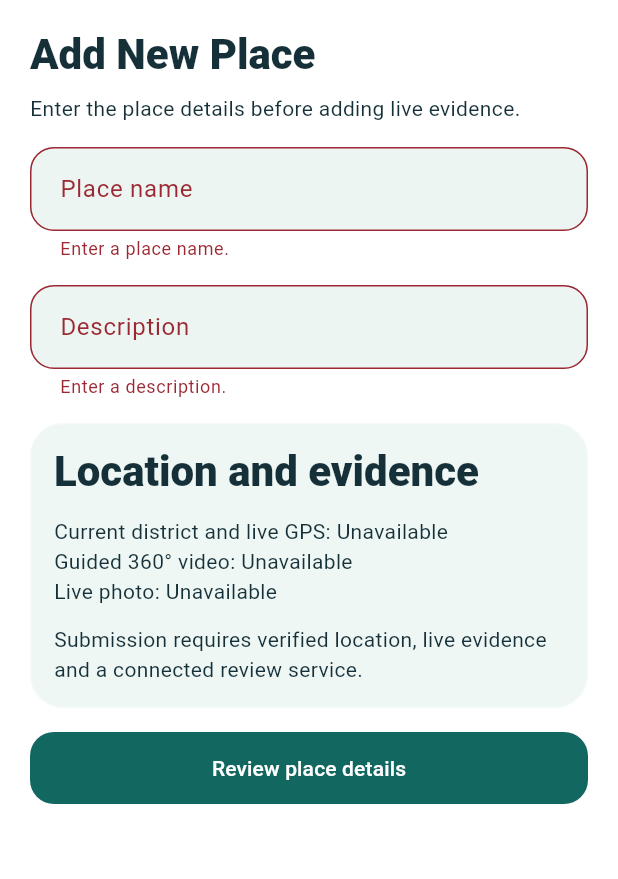
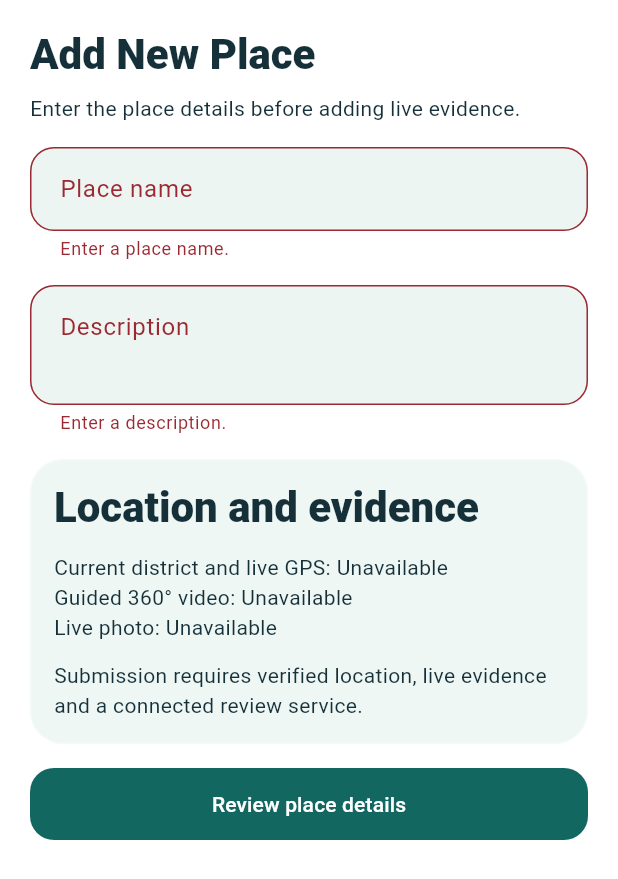
Before and after one commit to naanga7peru/Wayhunter_mobile_application_frontend_flutter, a Flutter app: the AddNewPlaceScreen screen opened directly, after a tap on "Review place details", on a phone screen of 412 x 824 dp. Shown: the top 879 px of the screen. Run offline on Flutter 3.47's test engine with Material 3 defaults, Android fonts, the phone set to English and light mode, and no system bars; our stand-ins replace flutter_secure_storage; accounts and stored records are empty.

Commit message:
style(person2): polish mobile layouts and accessibility

```diff
--- a/lib/features/games/presentation/my_games.dart
+++ b/lib/features/games/presentation/my_games.dart
@@ -60,11 +60,11 @@ class _MyGamesScreenState extends State<MyGamesScreen> {
           label: 'Development demo data',
           tone: WayhunterStatusTone.info,
         ),
-        for (final game in _examples) _GameHistoryCard(game: game, demo: true),
         WayhunterButton.secondary(
           label: 'Return to My Games',
           onPressed: () => setState(() => _showDemo = false),
         ),
+        for (final game in _examples) _GameHistoryCard(game: game, demo: true),
       ] else if (widget.loadHistory case final load?)
         FutureBuilder<List<CreatedGameSummary>>(
           future: _history ??= Future.sync(load),
--- a/lib/features/hunter/presentation/hunter_screens.dart
+++ b/lib/features/hunter/presentation/hunter_screens.dart
@@ -7,6 +7,7 @@ import 'package:wayhunter_mobile/core/widgets/wayhunter_states.dart';
 import 'package:wayhunter_mobile/core/widgets/wayhunter_surface.dart';
 import 'package:wayhunter_mobile/features/hunter/domain/hunter_history.dart';
 import 'package:wayhunter_mobile/shared/domain/models/navigation_refs.dart';
+import 'package:wayhunter_mobile/shared/presentation/person2_content.dart';
 
 const hunterAddNewPlaceRoute = 'hunter.addNewPlace';
 
@@ -14,28 +15,32 @@ class HunterHomeScreen extends StatelessWidget {
   const HunterHomeScreen({super.key});
 
   @override
-  Widget build(BuildContext context) => _HunterContent(
+  Widget build(BuildContext context) => Person2Content(
     children: [
       WayhunterSurfaceCard(
         child: Column(
-          crossAxisAlignment: CrossAxisAlignment.start,
+          crossAxisAlignment: CrossAxisAlignment.stretch,
+          spacing: WayhunterLayout.medium,
           children: [
-            Icon(
-              Icons.explore_outlined,
-              color: WayhunterColors.moduleInk(ModuleId.hunter),
-              size: 36,
+            Align(
+              alignment: AlignmentDirectional.centerStart,
+              child: Icon(
+                Icons.explore_outlined,
+                color: WayhunterColors.moduleInk(ModuleId.hunter),
+                size: 36,
+              ),
             ),
-            const SizedBox(height: WayhunterLayout.medium),
             const WayhunterHeader(
               title: 'Location Hunter',
               subtitle:
                   'Suggest a place and follow its verification in My Hunts.',
             ),
-            const SizedBox(height: WayhunterLayout.large),
-            const WayhunterStatusIndicator(
-              label: 'Current district unavailable',
+            const Align(
+              alignment: AlignmentDirectional.centerStart,
+              child: WayhunterStatusIndicator(
+                label: 'Current district unavailable',
+              ),
             ),
-            const SizedBox(height: WayhunterLayout.medium),
             WayhunterButton.primary(
               label: 'Add New Place',
               onPressed: () =>
@@ -78,13 +83,13 @@ class _AddNewPlaceScreenState extends State<AddNewPlaceScreen> {
   }
 
   void _review() {
-    if (!_form.currentState!.validate()) return;
+    if (!validatePerson2Draft(_form.currentState!)) return;
     FocusScope.of(context).unfocus();
     Navigator.of(context).push<void>(
       MaterialPageRoute<void>(
         builder: (_) => WayhunterPageScaffold(
           appBar: AppBar(),
-          body: _HunterContent(
+          body: Person2Content(
             children: [
               const WayhunterHeader(
                 title: 'Review place details',
@@ -118,20 +123,24 @@ class _AddNewPlaceScreenState extends State<AddNewPlaceScreen> {
   @override
   Widget build(BuildContext context) => Form(
     key: _form,
-    child: _HunterContent(
+    child: Person2Content(
       children: [
         const WayhunterHeader(
           title: 'Add New Place',
           subtitle: 'Enter the place details before adding live evidence.',
         ),
-        WayhunterTextField(
+        Person2DraftField(
           label: 'Place name',
+          hint: 'Enter the name visitors would look for',
           controller: _name,
           validator: (value) =>
               (value ?? '').trim().isEmpty ? 'Enter a place name.' : null,
         ),
-        WayhunterTextField(
+        Person2DraftField(
           label: 'Description',
+          hint: 'Describe what visitors will find there',
+          maxLines: 5,
+          textInputAction: TextInputAction.newline,
           controller: _description,
           keyboardType: TextInputType.multiline,
           validator: (value) =>
@@ -186,7 +195,12 @@ class _MyHuntsScreenState extends State<MyHuntsScreen> {
   @override
   void didUpdateWidget(MyHuntsScreen oldWidget) {
     super.didUpdateWidget(oldWidget);
-    if (!_demo && oldWidget.history != widget.history) {
+    if (_demo && widget.demoHistory == null) {
+      _demo = false;
+      _hunts = null;
+    } else if (_demo
+        ? oldWidget.demoHistory != widget.demoHistory
+        : oldWidget.history != widget.history) {
       _hunts = null;
     }
   }
@@ -197,7 +211,7 @@ class _MyHuntsScreenState extends State<MyHuntsScreen> {
   });
 
   @override
-  Widget build(BuildContext context) => _HunterContent(
+  Widget build(BuildContext context) => Person2Content(
     children: [
       const WayhunterHeader(
         title: 'My Hunts',
@@ -218,7 +232,9 @@ class _MyHuntsScreenState extends State<MyHuntsScreen> {
             .load(),
         builder: (context, snapshot) {
           if (snapshot.connectionState != ConnectionState.done) {
-            return const WayhunterLoadingView(label: 'Loading hunts');
+            return WayhunterLoadingView(
+              label: _demo ? 'Loading DEMO hunts' : 'Loading hunts',
+            );
           }
           if (snapshot.error is HunterHistoryUnavailable) {
             return WayhunterUnavailableView(
@@ -276,7 +292,7 @@ class _MyHuntsScreenState extends State<MyHuntsScreen> {
       MaterialPageRoute<void>(
         builder: (_) => WayhunterPageScaffold(
           appBar: AppBar(),
-          body: _HunterContent(
+          body: Person2Content(
             children: [
               const WayhunterHeader(title: 'Hunt details'),
               if (demo)
@@ -327,28 +343,3 @@ class _HuntStatusIndicator extends StatelessWidget {
     return WayhunterStatusIndicator(label: label, tone: tone);
   }
 }
-
-class _HunterContent extends StatelessWidget {
-  const _HunterContent({required this.children});
-
-  final List<Widget> children;
-
-  @override
-  Widget build(BuildContext context) => SafeArea(
-    child: SingleChildScrollView(
-      padding: const EdgeInsets.all(WayhunterLayout.pagePadding),
-      child: Center(
-        child: ConstrainedBox(
-          constraints: const BoxConstraints(
-            maxWidth: WayhunterLayout.contentWidth,
-          ),
-          child: Column(
-            crossAxisAlignment: CrossAxisAlignment.stretch,
-            spacing: WayhunterLayout.large,
-            children: children,
-          ),
-        ),
-      ),
-    ),
-  );
-}
--- /dev/null
+++ b/lib/shared/presentation/person2_content.dart
@@ -0,0 +1,101 @@
+import 'package:flutter/material.dart';
+import 'package:wayhunter_mobile/core/theme/wayhunter_tokens.dart';
+
+class Person2Content extends StatelessWidget {
+  const Person2Content({
+    super.key,
+    required this.children,
+    this.spacing = WayhunterLayout.large,
+  });
+
+  final List<Widget> children;
+  final double spacing;
+
+  @override
+  Widget build(BuildContext context) => SafeArea(
+    child: LayoutBuilder(
+      builder: (context, constraints) => SingleChildScrollView(
+        keyboardDismissBehavior: ScrollViewKeyboardDismissBehavior.onDrag,
+        padding: EdgeInsets.symmetric(
+          horizontal: constraints.maxWidth < 360
+              ? WayhunterLayout.large
+              : WayhunterLayout.pagePadding,
+          vertical: WayhunterLayout.pagePadding,
+        ),
+        child: Center(
+          child: ConstrainedBox(
+            constraints: const BoxConstraints(
+              maxWidth: WayhunterLayout.contentWidth,
+            ),
+            child: Column(
+              crossAxisAlignment: CrossAxisAlignment.stretch,
+              spacing: spacing,
+              children: children,
+            ),
+          ),
+        ),
+      ),
+    ),
+  );
+}
+
+bool validatePerson2Draft(FormState form) {
+  final invalidFields = form.validateGranularly();
+  if (invalidFields.isEmpty) return true;
+
+  final firstInvalid = invalidFields.first;
+  WidgetsBinding.instance.addPostFrameCallback((_) {
+    if (!firstInvalid.mounted) return;
+    Scrollable.ensureVisible(
+      firstInvalid.context,
+      alignment: 0.1,
+      duration: const Duration(milliseconds: 180),
+    );
+  });
+  return false;
+}
+
+class Person2DraftField extends StatelessWidget {
+  const Person2DraftField({
+    super.key,
+    required this.label,
+    required this.hint,
+    required this.validator,
+    this.controller,
+    this.onChanged,
+    this.keyboardType,
+    this.textInputAction = TextInputAction.next,
+    this.maxLines = 1,
+  });
+
+  final String label;
+  final String hint;
+  final FormFieldValidator<String> validator;
+  final TextEditingController? controller;
+  final ValueChanged<String>? onChanged;
+  final TextInputType? keyboardType;
+  final TextInputAction textInputAction;
+  final int maxLines;
+
+  @override
+  Widget build(BuildContext context) => TextFormField(
+    controller: controller,
+    onChanged: onChanged,
+    validator: validator,
+    autovalidateMode: AutovalidateMode.onUserInteraction,
+    keyboardType: keyboardType,
+    textInputAction: textInputAction,
+    textCapitalization: keyboardType == TextInputType.number
+        ? TextCapitalization.none
+        : TextCapitalization.sentences,
+    minLines: maxLines == 1 ? 1 : 2,
+    maxLines: maxLines,
+    decoration: InputDecoration(
+      labelText: label,
+      hintText: hint,
+      hintMaxLines: 2,
+      errorMaxLines: 4,
+      alignLabelWithHint: maxLines > 1,
+    ),
+  );
+}
```
Also changed, not shown: lib/features/games/presentation/game_creation.dart (+27 -9 lines), lib/features/games/presentation/game_navigation.dart (+7 -18 lines), lib/features/games/presentation/game_playing.dart (+21 -5 lines), lib/features/games/presentation/game_read_screens.dart (+12 -3 lines), lib/features/leaderboards/presentation/leaderboard_screens.dart (+25 -52 lines), lib/features/wallet/presentation/wallet_screens.dart (+19 -14 lines), 1 other file.
